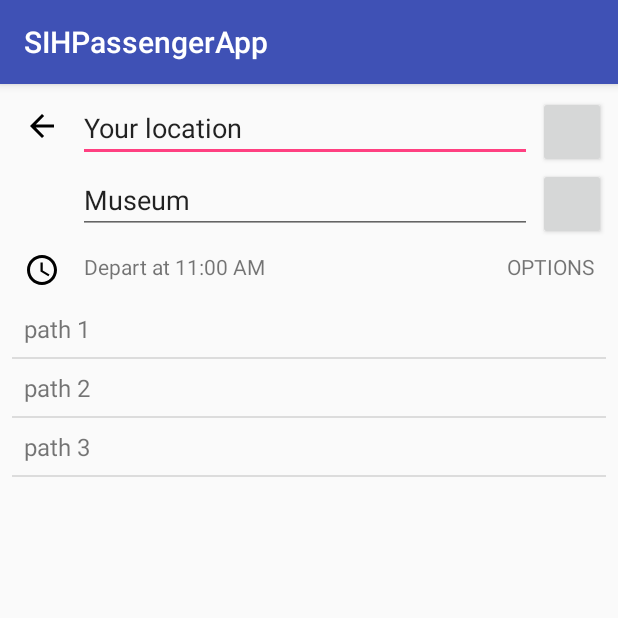
After one commit to Aakankshareddy/SIHPassengerApp, an Android app: the Paths screen opened directly, with no data from a screen before it, on a phone screen of 412 x 824 dp, the top half of it. The commit adds this screen. Run offline under Robolectric (Android 15) with nearby library versions, the phone set to English and light mode, and no system bars.

Commit message:
basic paths screen

```diff
--- a/app/src/main/AndroidManifest.xml
+++ b/app/src/main/AndroidManifest.xml
@@ -5,6 +5,7 @@
     <uses-feature
         android:glEsVersion="0x00020000"
         android:required="true" />
+
     <uses-permission android:name="android.permission.BLUETOOTH" />
     <uses-permission android:name="android.permission.BLUETOOTH_ADMIN" />
     <uses-permission android:name="android.permission.INTERNET" />
@@ -30,7 +31,9 @@
         android:roundIcon="@mipmap/ic_launcher_round"
         android:supportsRtl="true"
         android:theme="@style/AppTheme">
-        <meta-data android:name="com.google.android.gms.version"
+
+        <meta-data
+            android:name="com.google.android.gms.version"
             android:value="@integer/google_play_services_version" />
         <meta-data
             android:name="com.google.android.geo.API_KEY"
@@ -38,6 +41,7 @@
         <meta-data
             android:name="com.google.android.gms.version"
             android:value="@integer/google_play_services_version" />
+
         <activity android:name=".MainActivity">
             <intent-filter>
                 <action android:name="android.intent.action.MAIN" />
@@ -45,6 +49,9 @@
                 <category android:name="android.intent.category.LAUNCHER" />
             </intent-filter>
         </activity>
+
+        <activity android:name=".Paths"></activity>
+
     </application>
 
 </manifest>
--- a/app/src/main/java/com/aakankshareddy/sihpassengerapp/MainActivity.java
+++ b/app/src/main/java/com/aakankshareddy/sihpassengerapp/MainActivity.java
@@ -10,4 +10,6 @@ public class MainActivity extends AppCompatActivity {
         super.onCreate(savedInstanceState);
         setContentView(R.layout.activity_main);
     }
+
+
 }
--- /dev/null
+++ b/app/src/main/java/com/aakankshareddy/sihpassengerapp/Paths.java
@@ -0,0 +1,25 @@
+package com.aakankshareddy.sihpassengerapp;
+
+import android.support.v7.app.AppCompatActivity;
+import android.os.Bundle;
+import android.widget.ArrayAdapter;
+import android.widget.BaseAdapter;
+import android.widget.ListView;
+
+public class Paths extends AppCompatActivity {
+
+    @Override
+    protected void onCreate(Bundle savedInstanceState) {
+        super.onCreate(savedInstanceState);
+        setContentView(R.layout.activity_paths);
+
+        String[] paths = {"path 1", "path 2", "path 3"};
+
+        ListView pathsListView = findViewById(R.id.paths_matrix_list_view);
+        ArrayAdapter<String> pathsAdapter = new ArrayAdapter<>(this, R.layout.paths_list_item, paths);
+        pathsListView.setAdapter(pathsAdapter);
+    }
+
+
+
+}
--- /dev/null
+++ b/app/src/main/res/drawable/ic_access_time_black_24dp.xml
@@ -0,0 +1,9 @@
+<vector xmlns:android="http://schemas.android.com/apk/res/android"
+        android:width="24dp"
+        android:height="24dp"
+        android:viewportWidth="24.0"
+        android:viewportHeight="24.0">
+    <path
+        android:fillColor="#FF000000"
+        android:pathData="M11.99,2C6.47,2 2,6.48 2,12s4.47,10 9.99,10C17.52,22 22,17.52 22,12S17.52,2 11.99,2zM12,20c-4.42,0 -8,-3.58 -8,-8s3.58,-8 8,-8 8,3.58 8,8 -3.58,8 -8,8zM12.5,7H11v6l5.25,3.15 0.75,-1.23 -4.5,-2.67z"/>
+</vector>
--- /dev/null
+++ b/app/src/main/res/drawable/ic_arrow_back_black_24dp.xml
@@ -0,0 +1,9 @@
+<vector xmlns:android="http://schemas.android.com/apk/res/android"
+        android:width="24dp"
+        android:height="24dp"
+        android:viewportWidth="24.0"
+        android:viewportHeight="24.0">
+    <path
+        android:fillColor="#FF000000"
+        android:pathData="M20,11H7.83l5.59,-5.59L12,4l-8,8 8,8 1.41,-1.41L7.83,13H20v-2z"/>
+</vector>
--- /dev/null
+++ b/app/src/main/res/layout/activity_paths.xml
@@ -0,0 +1,86 @@
+<?xml version="1.0" encoding="utf-8"?>
+<LinearLayout xmlns:android="http://schemas.android.com/apk/res/android"
+    xmlns:app="http://schemas.android.com/apk/res-auto"
+    xmlns:tools="http://schemas.android.com/tools"
+    android:layout_width="match_parent"
+    android:layout_height="match_parent"
+    tools:context=".Paths"
+    android:orientation="vertical"
+    android:padding="8dp">
+
+    <LinearLayout
+        android:layout_width="match_parent"
+        android:layout_height="wrap_content"
+        android:orientation="horizontal"
+        android:id="@+id/paths_navbar">
+        <ImageView
+            android:layout_width="wrap_content"
+            android:layout_height="wrap_content"
+            android:src="@drawable/ic_arrow_back_black_24dp"
+            android:layout_margin="8dp" />
+
+        <LinearLayout
+            android:layout_width="match_parent"
+            android:layout_height="wrap_content"
+            android:orientation="vertical"
+            android:layout_weight="2">
+
+            <EditText
+                android:id="@+id/source"
+                android:layout_width="match_parent"
+                android:layout_height="40dp"
+                android:text="Your location"
+                android:layout_margin="4dp"
+                />
+            <EditText
+                android:id="@+id/destination"
+                android:layout_width="match_parent"
+                android:layout_height="40dp"
+                android:text="Museum"
+                android:layout_margin="4dp" />
+        </LinearLayout>
+
+        <LinearLayout
+            android:layout_width="wrap_content"
+            android:layout_height="wrap_content"
+            android:orientation="vertical"
+            android:layout_weight="1">
+            <Button
+                android:layout_width="wrap_content"
+                android:layout_height="wrap_content" />
+            <Button
+                android:layout_width="wrap_content"
+                android:layout_height="wrap_content" />
+        </LinearLayout>
+    </LinearLayout>
+
+    <RelativeLayout
+        android:layout_width="match_parent"
+        android:layout_height="wrap_content">
+        <ImageView
+            android:id="@+id/time_icon"
+            android:layout_width="wrap_content"
+            android:layout_height="wrap_content"
+            android:layout_alignParentLeft="true"
+            android:src="@drawable/ic_access_time_black_24dp"
+            android:layout_margin="8dp" />
+        <TextView
+            android:layout_width="wrap_content"
+            android:layout_height="wrap_content"
+            android:text="Depart at 11:00 AM"
+            android:layout_toRightOf="@id/time_icon"
+            android:layout_margin="8dp" />
+        <TextView
+            android:layout_width="wrap_content"
+            android:layout_height="wrap_content"
+            android:text="OPTIONS"
+            android:layout_alignParentRight="true"
+            android:layout_margin="8dp" />
+    </RelativeLayout>
+
+    <ListView
+        android:id="@+id/paths_matrix_list_view"
+        android:layout_width="match_parent"
+        android:layout_height="match_parent" />
+
+</LinearLayout>
--- /dev/null
+++ b/app/src/main/res/layout/paths_list_item.xml
@@ -0,0 +1,11 @@
+<?xml version="1.0" encoding="utf-8"?>
+<TextView
+    xmlns:android="http://schemas.android.com/apk/res/android"
+    android:id="@+id/list_item"
+        android:layout_width="match_parent"
+        android:layout_height="wrap_content"
+        android:text="path 1"
+    android:padding="8dp"
+    android:layout_margin="8dp"
+    android:textSize="16sp"
+    />
```
